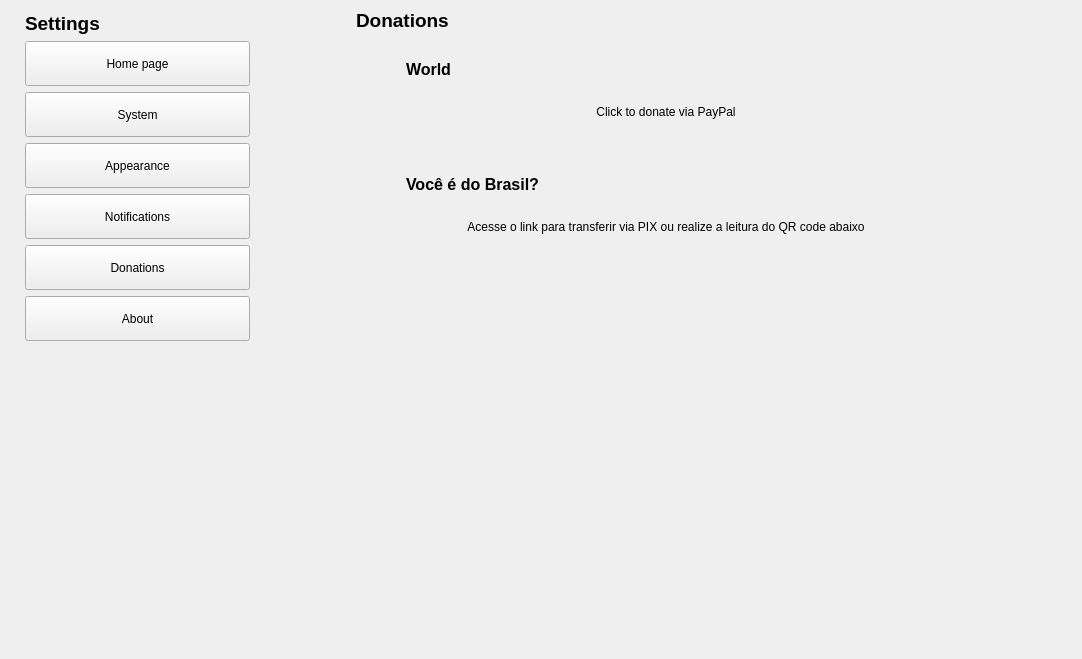
Qt form zapzap/view/settings.ui (rafatosta/zapzap) before a commit.
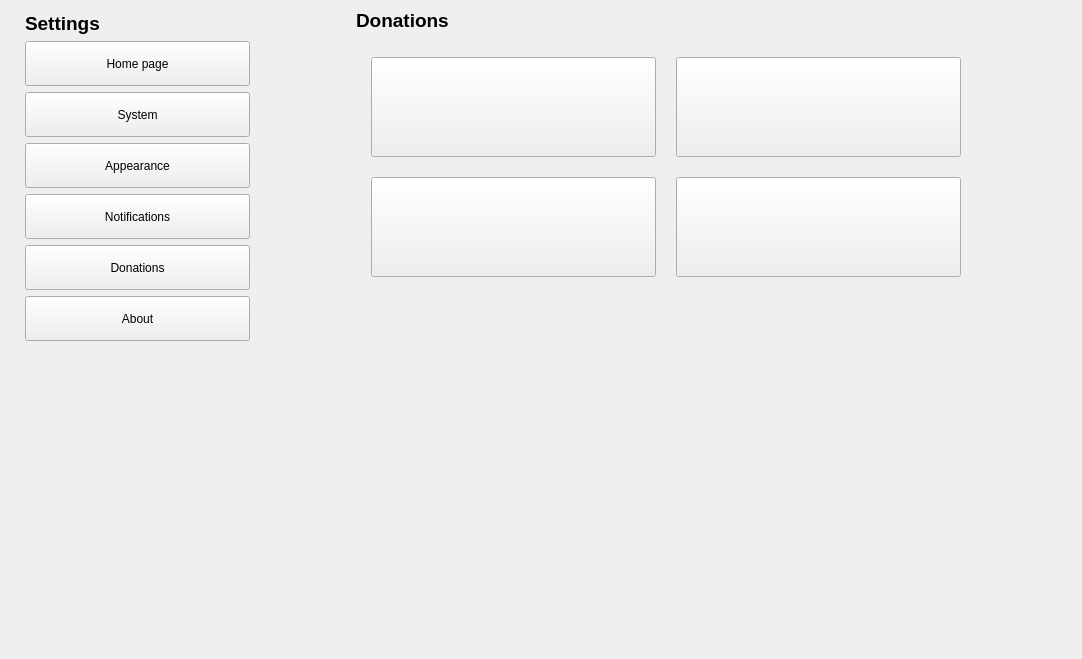
The same form after that commit. The open tabs and pages were chosen to show the change.

The edit to the form file:
```diff
--- a/zapzap/view/settings.ui
+++ b/zapzap/view/settings.ui
@@ -1533,8 +1533,8 @@
            <rect>
             <x>0</x>
             <y>0</y>
-            <width>642</width>
-            <height>460</height>
+            <width>832</width>
+            <height>659</height>
            </rect>
           </property>
           <layout class="QVBoxLayout" name="verticalLayout_30">
@@ -1585,7 +1585,7 @@
                  <property name="minimumSize">
                   <size>
                    <width>620</width>
-                   <height>0</height>
+                   <height>200</height>
                   </size>
                  </property>
                  <property name="maximumSize">
@@ -1602,45 +1602,9 @@
                  </property>
                  <layout class="QVBoxLayout" name="verticalLayout_28">
                   <property name="spacing">
-                   <number>10</number>
+                   <number>15</number>
                   </property>
                   <property name="leftMargin">
-                   <number>0</number>
-                  </property>
-                  <property name="topMargin">
-                   <number>0</number>
-                  </property>
-                  <property name="rightMargin">
-                   <number>0</number>
-                  </property>
-                  <property name="bottomMargin">
-                   <number>10</number>
-                  </property>
-                  <item>
-                   <widget class="QFrame" name="frame_paypal">
-                    <property name="minimumSize">
-                     <size>
-                      <width>620</width>
-                      <height>0</height>
-                     </size>
-                    </property>
-                    <property name="maximumSize">
-                     <size>
-                      <width>620</width>
-                      <height>16777215</height>
-                     </size>
-                    </property>
-                    <property name="frameShape">
-                     <enum>QFrame::NoFrame</enum>
-                    </property>
-                    <property name="frameShadow">
-                     <enum>QFrame::Raised</enum>
-                    </property>
-                    <layout class="QVBoxLayout" name="verticalLayout_26">
-                     <property name="spacing">
-                      <number>10</number>
-                     </property>
-                     <property name="leftMargin">
                       <number>15</number>
                      </property>
                      <property name="topMargin">
@@ -1653,235 +1617,87 @@
                       <number>15</number>
                      </property>
                      <item>
-                      <layout class="QHBoxLayout" name="horizontalLayout_26">
-                       <item>
-                        <widget class="QLabel" name="icon_world">
+                   <layout class="QGridLayout" name="gridLayout_2">
+                    <property name="spacing">
+                     <number>20</number>
+                    </property>
+                    <item row="0" column="1">
+                     <widget class="QPushButton" name="btn_kofi">
                          <property name="minimumSize">
                           <size>
-                           <width>25</width>
-                           <height>25</height>
-                          </size>
-                         </property>
-                         <property name="maximumSize">
-                          <size>
-                           <width>25</width>
-                           <height>25</height>
-                          </size>
+                        <width>0</width>
+                        <height>100</height>
+                       </size>
+                      </property>
+                      <property name="cursor">
+                       <cursorShape>PointingHandCursor</cursorShape>
                          </property>
                          <property name="text">
                           <string/>
                          </property>
-                         <property name="scaledContents">
-                          <bool>true</bool>
-                         </property>
-                         <property name="alignment">
-                          <set>Qt::AlignCenter</set>
-                         </property>
-                        </widget>
-                       </item>
-                       <item>
-                        <widget class="QLabel" name="label_24">
-                         <property name="font">
-                          <font>
-                           <pointsize>12</pointsize>
-                           <bold>true</bold>
-                          </font>
-                         </property>
-                         <property name="text">
-                          <string>World</string>
-                         </property>
-                        </widget>
-                       </item>
-                      </layout>
-                     </item>
-                     <item>
-                      <widget class="QPushButton" name="btn_buy_paypal">
+                     </widget>
+                    </item>
+                    <item row="0" column="0">
+                     <widget class="QPushButton" name="btn_paypal">
                        <property name="minimumSize">
                         <size>
                          <width>0</width>
-                         <height>40</height>
+                        <height>100</height>
                         </size>
                        </property>
                        <property name="maximumSize">
                         <size>
                          <width>16777215</width>
-                         <height>40</height>
+                        <height>16777215</height>
                         </size>
                        </property>
                        <property name="cursor">
                         <cursorShape>PointingHandCursor</cursorShape>
                        </property>
                        <property name="text">
-                        <string>Click to donate via PayPal</string>
+                       <string/>
                        </property>
                        <property name="flat">
-                        <bool>true</bool>
+                       <bool>false</bool>
                        </property>
                       </widget>
                      </item>
-                    </layout>
-                   </widget>
-                  </item>
-                  <item>
-                   <widget class="QFrame" name="frame_pix">
-                    <property name="minimumSize">
-                     <size>
-                      <width>620</width>
-                      <height>0</height>
-                     </size>
-                    </property>
-                    <property name="maximumSize">
-                     <size>
-                      <width>620</width>
-                      <height>16777215</height>
-                     </size>
-                    </property>
-                    <property name="frameShape">
-                     <enum>QFrame::NoFrame</enum>
-                    </property>
-                    <property name="frameShadow">
-                     <enum>QFrame::Raised</enum>
-                    </property>
-                    <layout class="QVBoxLayout" name="verticalLayout_31">
-                     <property name="spacing">
-                      <number>10</number>
-                     </property>
-                     <property name="leftMargin">
-                      <number>15</number>
-                     </property>
-                     <property name="topMargin">
-                      <number>15</number>
-                     </property>
-                     <property name="rightMargin">
-                      <number>15</number>
-                     </property>
-                     <property name="bottomMargin">
-                      <number>15</number>
-                     </property>
-                     <item>
-                      <layout class="QHBoxLayout" name="horizontalLayout_24">
-                       <item>
-                        <widget class="QLabel" name="icon_br">
-                         <property name="minimumSize">
-                          <size>
-                           <width>25</width>
-                           <height>25</height>
-                          </size>
-                         </property>
-                         <property name="maximumSize">
-                          <size>
-                           <width>25</width>
-                           <height>25</height>
-                          </size>
-                         </property>
-                         <property name="text">
-                          <string/>
-                         </property>
-                         <property name="scaledContents">
-                          <bool>true</bool>
-                         </property>
-                         <property name="alignment">
-                          <set>Qt::AlignCenter</set>
-                         </property>
-                        </widget>
-                       </item>
-                       <item>
-                        <widget class="QLabel" name="label_21">
-                         <property name="font">
-                          <font>
-                           <pointsize>12</pointsize>
-                           <bold>true</bold>
-                          </font>
-                         </property>
-                         <property name="text">
-                          <string>Você é do Brasil?</string>
-                         </property>
-                        </widget>
-                       </item>
-                      </layout>
-                     </item>
-                     <item>
+                    <item row="1" column="0">
                       <widget class="QPushButton" name="btn_pix">
                        <property name="minimumSize">
                         <size>
                          <width>0</width>
-                         <height>40</height>
-                        </size>
-                       </property>
-                       <property name="maximumSize">
-                        <size>
-                         <width>16777215</width>
-                         <height>40</height>
+                        <height>100</height>
                         </size>
                        </property>
                        <property name="cursor">
                         <cursorShape>PointingHandCursor</cursorShape>
                        </property>
                        <property name="text">
-                        <string>Acesse o link para transferir via PIX ou realize a leitura do QR code abaixo</string>
+                       <string/>
                        </property>
                        <property name="flat">
-                        <bool>true</bool>
+                       <bool>false</bool>
                        </property>
                       </widget>
                      </item>
-                     <item>
-                      <layout class="QHBoxLayout" name="horizontalLayout_25">
-                       <item>
-                        <spacer name="horizontalSpacer_32">
-                         <property name="orientation">
-                          <enum>Qt::Horizontal</enum>
-                         </property>
-                         <property name="sizeHint" stdset="0">
-                          <size>
-                           <width>40</width>
-                           <height>20</height>
-                          </size>
-                         </property>
-                        </spacer>
-                       </item>
-                       <item>
-                        <widget class="QLabel" name="icon_qrcode">
+                    <item row="1" column="1">
+                     <widget class="QPushButton" name="btn_gitSponor">
                          <property name="minimumSize">
                           <size>
-                           <width>150</width>
-                           <height>150</height>
-                          </size>
-                         </property>
-                         <property name="maximumSize">
-                          <size>
-                           <width>150</width>
-                           <height>150</height>
-                          </size>
+                        <width>0</width>
+                        <height>100</height>
+                       </size>
+                      </property>
+                      <property name="cursor">
+                       <cursorShape>PointingHandCursor</cursorShape>
                          </property>
                          <property name="text">
                           <string/>
                          </property>
-                         <property name="scaledContents">
-                          <bool>true</bool>
-                         </property>
-                         <property name="alignment">
-                          <set>Qt::AlignCenter</set>
-                         </property>
-                        </widget>
-                       </item>
-                       <item>
-                        <spacer name="horizontalSpacer_33">
-                         <property name="orientation">
-                          <enum>Qt::Horizontal</enum>
-                         </property>
-                         <property name="sizeHint" stdset="0">
-                          <size>
-                           <width>40</width>
-                           <height>20</height>
-                          </size>
-                         </property>
-                        </spacer>
-                       </item>
-                      </layout>
-                     </item>
-                    </layout>
-                   </widget>
+                     </widget>
+                    </item>
+                   </layout>
                   </item>
                  </layout>
                 </widget>
```
Left out of the diff: 10 changed lines with no effect on the pictures. Lines whose indentation alone changed are shown as unchanged.
